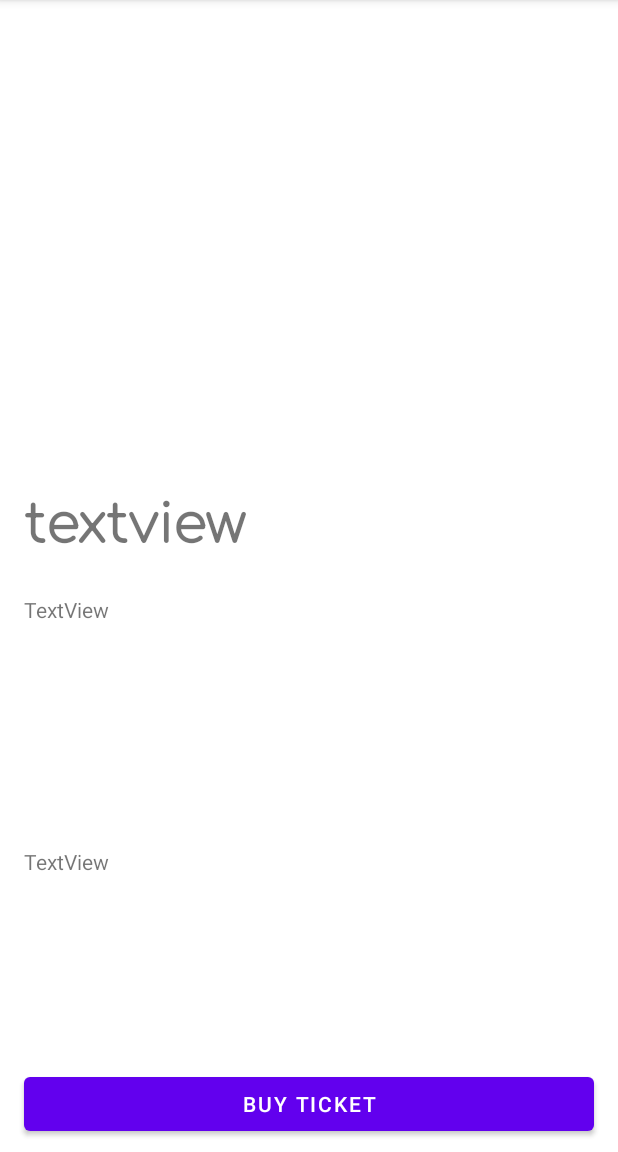
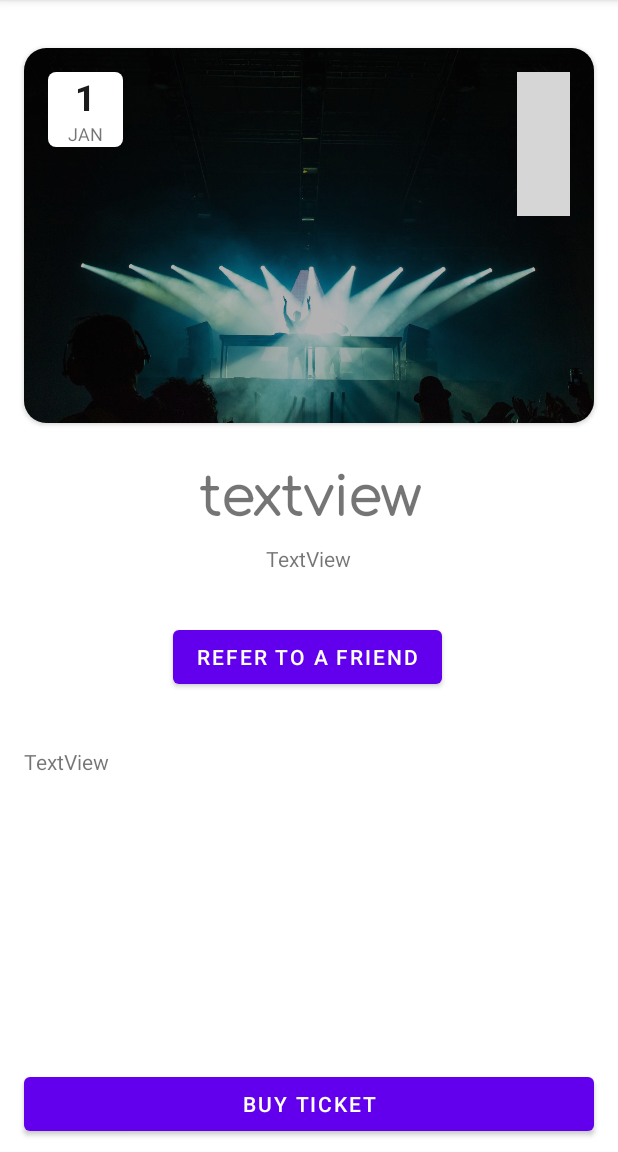
Before and after one commit to dkumankumah/danshal, an Android app: the fragment EventFragment shown on its own in the app's theme, on a phone screen of 412 x 824 dp, the part 84-1236 px from its top. Run offline under Robolectric (Android 15) with nearby library versions, the phone set to English and light mode, and no system bars; our stand-ins replace Firebase (no records; nobody signed in at launch, a user with empty details on screens opened directly); pictures from the network do not load; grey boxes are pictures that could not be loaded.

Commit message:
improved the event layout screen

```diff
--- a/app/src/main/java/com/example/danshal/ui/home/HomeViewModel.kt
+++ b/app/src/main/java/com/example/danshal/ui/home/HomeViewModel.kt
@@ -35,13 +35,9 @@ class HomeViewModel(application: Application) : AndroidViewModel(application) {
     val currentGiveAway: LiveData<GiveAway>
         get() = _currentGiveAway
 
-    private val _currentEvent: MutableLiveData<Event> = MutableLiveData()
-    val currentEvent: LiveData<Event>
-        get() = _currentEvent
-
-    private val _currentPost: MutableLiveData<Post> = MutableLiveData()
-    val currentPost: LiveData<Post>
-        get() = _currentPost
+    private val _currentContent: MutableLiveData<Content> = MutableLiveData()
+    val currentContent: LiveData<Content>
+        get() = _currentContent
 
     val currentContentType: MutableLiveData<String> = MutableLiveData<String>()
 
@@ -169,16 +165,17 @@ class HomeViewModel(application: Application) : AndroidViewModel(application) {
         }
     }
 
-    fun setCurrentEvent(event: Event) {
-        _currentEvent.value = event
-    }
-
-    fun setCurrentPost(post: Post) {
-        _currentPost.value = post
+    fun setCurrentContent(content: Content) {
+        _currentContent.value = null
+        _currentContent.value = content
     }
 
     fun setCurrentGiveAway(giveAway: GiveAway) {
         _currentGiveAway.value = giveAway
+    }
+
+    fun isLoaded(): Boolean {
+        return contentListData.value != null
     }
 
     fun getContent(): MediatorLiveData<List<Content>> {
--- a/app/src/main/res/layout/fragment_event.xml
+++ b/app/src/main/res/layout/fragment_event.xml
@@ -7,16 +7,110 @@
     android:layout_height="match_parent"
     tools:context=".ui.home.EventFragment" >
 
-    <ImageView
-        android:id="@+id/ivEvent"
+    <androidx.cardview.widget.CardView
+        android:id="@+id/cardView"
         android:layout_width="0dp"
-        android:layout_height="300dp"
-        android:scaleType="centerCrop"
+        android:layout_height="250dp"
+        android:layout_marginStart="16dp"
+        android:layout_marginTop="32dp"
+        android:layout_marginEnd="16dp"
+        app:cardCornerRadius="15dp"
+        app:cardElevation="2dp"
         app:layout_constraintEnd_toEndOf="parent"
-        app:layout_constraintHorizontal_bias="1.0"
         app:layout_constraintStart_toStartOf="parent"
-        app:layout_constraintTop_toTopOf="parent"
-        tools:src="@tools:sample/backgrounds/scenic" />
+        app:layout_constraintTop_toTopOf="parent">
+
+        <androidx.constraintlayout.widget.ConstraintLayout
+            android:id="@+id/cl_event"
+            android:layout_width="match_parent"
+            android:layout_height="match_parent">
+
+            <ImageView
+                android:id="@+id/ivEventImage"
+                android:layout_width="0dp"
+                android:layout_height="0dp"
+                android:scaleType="centerCrop"
+                app:layout_constraintBottom_toBottomOf="parent"
+                app:layout_constraintEnd_toEndOf="parent"
+                app:layout_constraintStart_toStartOf="parent"
+                app:layout_constraintTop_toTopOf="parent"
+                app:srcCompat="@drawable/event1" />
+
+            <View
+                android:id="@+id/vEvent"
+                android:layout_width="wrap_content"
+                android:layout_height="wrap_content"
+                android:background="#4F090808"
+                app:layout_constraintBottom_toBottomOf="parent"
+                app:layout_constraintEnd_toEndOf="parent"
+                app:layout_constraintHorizontal_bias="0.0"
+                app:layout_constraintStart_toStartOf="parent"
+                app:layout_constraintTop_toTopOf="parent"
+                app:layout_constraintVertical_bias="0.0" />
+
+            <ImageButton
+                android:id="@+id/imageButton"
+                android:layout_width="35dp"
+                android:layout_height="wrap_content"
+                android:layout_marginTop="16dp"
+                android:layout_marginEnd="16dp"
+                android:background="@drawable/rounded_corner"
+                android:padding="5dp"
+                app:layout_constraintBottom_toBottomOf="@+id/ivEventImage"
+                app:layout_constraintEnd_toEndOf="@+id/ivEventImage"
+                app:layout_constraintHorizontal_bias="1.0"
+                app:layout_constraintStart_toStartOf="@+id/ivEventImage"
+                app:layout_constraintTop_toTopOf="parent"
+                app:layout_constraintVertical_bias="0.0"
+                app:srcCompat="@drawable/ic_like_false" />
+
+            <View
+                android:id="@+id/vCalendar"
+                android:layout_width="50dp"
+                android:layout_height="50dp"
+                android:layout_marginStart="16dp"
+                android:layout_marginTop="16dp"
+                android:background="@drawable/rectangle_rounded_corner"
+                app:layout_constraintEnd_toStartOf="@+id/imageButton"
+                app:layout_constraintHorizontal_bias="0.0"
+                app:layout_constraintStart_toStartOf="@+id/ivEventImage"
+                app:layout_constraintTop_toTopOf="@+id/ivEventImage" />
+
+            <TextView
+                android:id="@+id/tvDay"
+                android:layout_width="0dp"
+                android:layout_height="wrap_content"
+                android:lineSpacingExtra="8sp"
+                android:text="1"
+                android:textAlignment="center"
+                android:textColor="#1C1B1B"
+                android:textSize="24sp"
+                android:textStyle="bold"
+                app:layout_constraintBottom_toBottomOf="@+id/vCalendar"
+                app:layout_constraintEnd_toEndOf="@+id/vCalendar"
+                app:layout_constraintHorizontal_bias="0.0"
+                app:layout_constraintStart_toStartOf="@+id/vCalendar"
+                app:layout_constraintTop_toTopOf="@+id/vCalendar"
+                app:layout_constraintVertical_bias="0.0" />
+
+            <TextView
+                android:id="@+id/tvMonth"
+                android:layout_width="0dp"
+                android:layout_height="0dp"
+                android:gravity="center"
+                android:text="Jan"
+                android:textAlignment="center"
+                android:textAllCaps="true"
+                android:textSize="12sp"
+                app:layout_constraintBottom_toBottomOf="@+id/vCalendar"
+                app:layout_constraintEnd_toEndOf="@+id/vCalendar"
+                app:layout_constraintHorizontal_bias="0.0"
+                app:layout_constraintStart_toStartOf="@+id/vCalendar"
+                app:layout_constraintTop_toBottomOf="@+id/tvDay"
+                app:layout_constraintVertical_bias="1.0" />
+
+        </androidx.constraintlayout.widget.ConstraintLayout>
+    </androidx.cardview.widget.CardView>
 
     <Button
         android:id="@+id/btnTicket"
@@ -43,23 +137,24 @@
         android:layout_marginEnd="16dp"
         android:fontFamily="@font/comfortaa_light"
         android:text="textview"
+        android:textAlignment="center"
         android:textSize="36sp"
         android:textStyle="bold"
         app:layout_constraintEnd_toEndOf="parent"
         app:layout_constraintHorizontal_bias="0.0"
         app:layout_constraintStart_toStartOf="parent"
-        app:layout_constraintTop_toBottomOf="@+id/ivEvent" />
+        app:layout_constraintTop_toBottomOf="@+id/cardView" />
 
     <TextView
         android:id="@+id/tvAddress"
-        android:layout_width="0dp"
+        android:layout_width="wrap_content"
         android:layout_height="wrap_content"
         android:layout_marginStart="16dp"
-        android:layout_marginTop="192dp"
+        android:layout_marginTop="8dp"
         android:layout_marginEnd="16dp"
         android:text="TextView"
         app:layout_constraintEnd_toEndOf="parent"
-        app:layout_constraintHorizontal_bias="0.0"
+        app:layout_constraintHorizontal_bias="0.498"
         app:layout_constraintStart_toStartOf="parent"
         app:layout_constraintTop_toBottomOf="@+id/tvTitle" />
 
@@ -68,13 +163,23 @@
         android:layout_width="0dp"
         android:layout_height="wrap_content"
         android:layout_marginStart="16dp"
-        android:layout_marginTop="24dp"
+        android:layout_marginTop="36dp"
         android:layout_marginEnd="16dp"
         android:text="TextView"
-        app:layout_constraintBottom_toTopOf="@+id/tvAddress"
         app:layout_constraintEnd_toEndOf="parent"
         app:layout_constraintHorizontal_bias="0.0"
         app:layout_constraintStart_toStartOf="parent"
-        app:layout_constraintTop_toBottomOf="@+id/tvTitle"
-        app:layout_constraintVertical_bias="0.0" />
+        app:layout_constraintTop_toBottomOf="@+id/btnShare" />
+
+    <Button
+        android:id="@+id/btnShare"
+        android:layout_width="wrap_content"
+        android:layout_height="wrap_content"
+        android:layout_marginTop="32dp"
+        android:text="@string/title_share_event"
+        app:layout_constraintEnd_toEndOf="parent"
+        app:layout_constraintHorizontal_bias="0.497"
+        app:layout_constraintStart_toStartOf="parent"
+        app:layout_constraintTop_toBottomOf="@+id/tvAddress" />
+
 </androidx.constraintlayout.widget.ConstraintLayout>
--- a/app/src/main/res/values/strings.xml
+++ b/app/src/main/res/values/strings.xml
@@ -27,7 +27,6 @@
     <string name="logout">Uitloggen</string>
 
     <!-- TODO: Remove or change this placeholder text -->
-    <string name="hello_blank_fragment">Hello blank fragment</string>
     <string name="dashboard">User logged in! Welcome to dashboard</string>
     <string name="adres">Adres</string>
     <string name="postcode">Postcode</string>
@@ -56,6 +55,10 @@
     <string name="msg_update_unsub">U neemt geen deel meer aan deze Giveaway</string>
     <string name="msg_login_giveaway">Log in om mee te doen aan een giveaway</string>
     <string name="title_btn_inlog">Inloggen</string>
+
+<!--    Event fragment-->
+    <string name="title_share_event">Refer to a friend</string>
+    <string name="title_address_event">%s %d, %s</string>
 
     <!--admin-->
     <string name="menu_admin_dashboard">Admin Dashboard</string>
```
Also changed, not shown: app/src/main/java/com/example/danshal/models/Content.kt (+10 -0 lines), app/src/main/java/com/example/danshal/ui/home/EventFragment.kt (+21 -6 lines), app/src/main/java/com/example/danshal/ui/home/HomeAdapter.kt (+12 -11 lines), app/src/main/java/com/example/danshal/ui/home/HomeFragment.kt (+21 -17 lines), app/src/main/java/com/example/danshal/ui/home/PostFragment.kt (+7 -2 lines).
